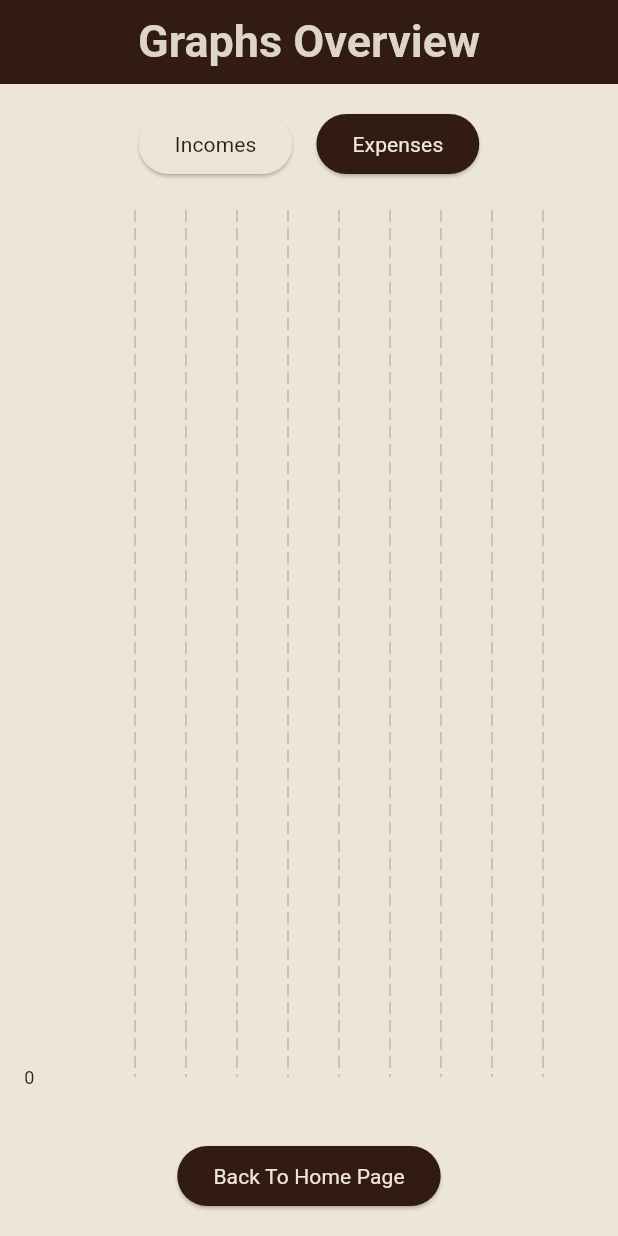
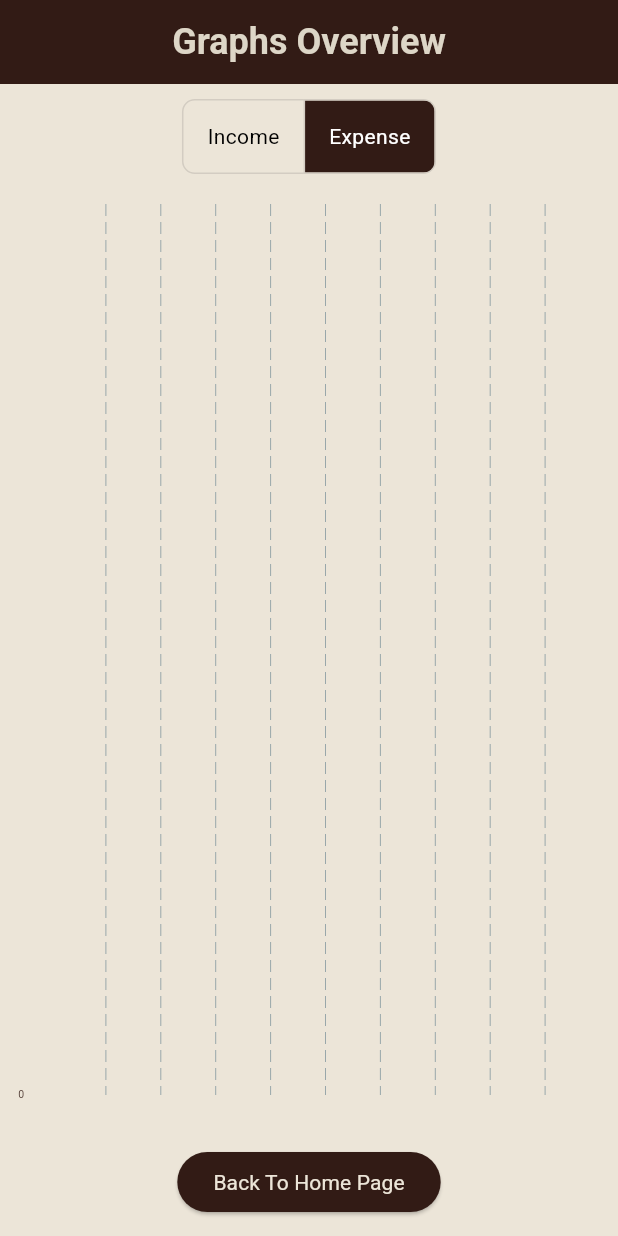
Before and after one commit to Ismail-Saud/ExpenseTracker, a Flutter app: the screen it shows once a user with an empty profile is signed in, after a tap on "View Bar Graph", on a phone screen of 412 x 824 dp. Run offline on Flutter 3.47's test engine with Material 3 defaults, Android fonts, the phone set to English and light mode, and no system bars; drawn by our look-alikes of fl_chart; our stand-ins replace cloud_firestore, firebase_auth, firebase_core; accounts and stored records are empty; generated files the repository leaves out were written again; statements that could not run were skipped.

Commit message:
little updates

```diff
--- a/lib/graphpage.dart
+++ b/lib/graphpage.dart
@@ -1,7 +1,7 @@
 import 'package:flutter/material.dart';
 import 'package:fl_chart/fl_chart.dart';
 
-class GraphsPage extends StatelessWidget {
+class GraphsPage extends StatefulWidget {
   final Map<String, double> incomeCategoryTotals;
   final Map<String, double> expenseCategoryTotals;
 
@@ -12,104 +12,65 @@ class GraphsPage extends StatelessWidget {
   });
 
   @override
+  State<GraphsPage> createState() => _GraphsPageState();
+}
+
+class _GraphsPageState extends State<GraphsPage> {
+  bool showIncome = false;
+
+  @override
   Widget build(BuildContext context) {
+    final data = showIncome
+        ? widget.incomeCategoryTotals
+        : widget.expenseCategoryTotals;
+
+    final categories = data.keys.toList();
+    final values = data.values.toList();
+
     return Scaffold(
       appBar: AppBar(
-        automaticallyImplyLeading: false,
-        title: Center(
-          child: const Text(
+        title: const Center(
+          child: Text(
             "Graphs Overview",
             style: TextStyle(
-              fontSize: 30,
+              fontSize: 24,
               fontWeight: FontWeight.bold,
               color: Color.fromARGB(255, 221, 214, 199),
             ),
           ),
         ),
-        backgroundColor: Color(0xFF321B15),
+        backgroundColor: const Color(0xFF321B15),
+        automaticallyImplyLeading: false,
       ),
-      body: Padding(
-        padding: const EdgeInsets.all(16.0),
-        child: IncomeExpenseBarChart(
-          incomeCategoryTotals: incomeCategoryTotals,
-          expenseCategoryTotals: expenseCategoryTotals,
-        ),
-      ),
-    );
-  }
-}
-
-class IncomeExpenseBarChart extends StatefulWidget {
-  final Map<String, double> incomeCategoryTotals;
-  final Map<String, double> expenseCategoryTotals;
-
-  const IncomeExpenseBarChart({
-    super.key,
-    required this.incomeCategoryTotals,
-    required this.expenseCategoryTotals,
-  });
-
-  @override
-  State<IncomeExpenseBarChart> createState() => _IncomeExpenseBarChartState();
-}
-
-class _IncomeExpenseBarChartState extends State<IncomeExpenseBarChart> {
-  bool showIncome = false;
-
-  @override
-  Widget build(BuildContext context) {
-    final Map<String, double> displayData =
-        showIncome ? widget.incomeCategoryTotals : widget.expenseCategoryTotals;
-
-    final List<String> categories = displayData.keys.toList();
-    final List<double> values = displayData.values.toList();
-
-    return Column(
+      body: Column(
         children: [
-        Row(
-          mainAxisAlignment: MainAxisAlignment.center,
-          children: [
-            ElevatedButton(
-              onPressed: () {
+          const SizedBox(height: 10),
+          ToggleButtons(
+            isSelected: [showIncome, !showIncome],
+            onPressed: (index) {
               setState(() {
-                  showIncome = true;
+                showIncome = index == 0;
               });
             },
-              style: ElevatedButton.styleFrom(
-                backgroundColor:
-                    showIncome
-                        ? const Color(0xFF321B15)
-                        : const Color(0xFFECE5D8),
-                foregroundColor:
-                    showIncome
-                        ? const Color(0xFFECE5D8)
-                        : const Color(0xFF321B15),
+            selectedColor: Colors.white,
+            color: Colors.black,
+            fillColor: const Color(0xFF321B15),
+            borderRadius: BorderRadius.circular(8),
+            children: const [
+              Padding(
+                padding: EdgeInsets.symmetric(horizontal: 16.0),
+                child: Text("Income"),
               ),
-              child: const Text("Incomes"),
-            ),
-            const SizedBox(width: 16),
-            ElevatedButton(
-              onPressed: () {
-                setState(() {
-                  showIncome = false;
-                });
-              },
-              style: ElevatedButton.styleFrom(
-                backgroundColor:
-                    !showIncome
-                        ? const Color(0xFF321B15)
-                        : const Color(0xFFECE5D8),
-                foregroundColor:
-                    !showIncome
-                        ? const Color(0xFFECE5D8)
-                        : const Color(0xFF321B15),
-              ),
-              child: const Text("Expenses"),
+              Padding(
+                padding: EdgeInsets.symmetric(horizontal: 16.0),
+                child: Text("Expense"),
               ),
             ],
           ),
           const SizedBox(height: 20),
           Expanded(
+            child: Padding(
+              padding: const EdgeInsets.symmetric(horizontal: 12.0),
               child: BarChart(
                 BarChartData(
                   barGroups: [
@@ -120,7 +81,7 @@ class _IncomeExpenseBarChartState extends State<IncomeExpenseBarChart> {
                           BarChartRodData(
                             toY: values[i],
                             color: showIncome ? Colors.green : Colors.red,
-                        width: 22,
+                            width: 20,
                             borderRadius: BorderRadius.circular(4),
                           ),
                         ],
@@ -130,7 +91,6 @@ class _IncomeExpenseBarChartState extends State<IncomeExpenseBarChart> {
                     bottomTitles: AxisTitles(
                       sideTitles: SideTitles(
                         showTitles: true,
-                    reservedSize: 42,
                         getTitlesWidget: (value, meta) {
                           int index = value.toInt();
                           if (index < categories.length) {
@@ -139,7 +99,6 @@ class _IncomeExpenseBarChartState extends State<IncomeExpenseBarChart> {
                               child: Text(
                                 categories[index],
                                 style: const TextStyle(fontSize: 10),
-                            textAlign: TextAlign.center,
                               ),
                             );
                           }
@@ -151,26 +110,23 @@ class _IncomeExpenseBarChartState extends State<IncomeExpenseBarChart> {
                       sideTitles: SideTitles(
                         showTitles: true,
                         getTitlesWidget: (value, meta) {
-                      return Text(
-                        value.toInt().toString(),
-                        style: const TextStyle(fontSize: 12),
-                      );
+                          return Text(value.toInt().toString(),
+                              style: const TextStyle(fontSize: 7));
                         },
-                    reservedSize: 40,
                       ),
                     ),
-                topTitles: AxisTitles(
-                  sideTitles: SideTitles(showTitles: false),
-                ),
-                rightTitles: AxisTitles(
-                  sideTitles: SideTitles(showTitles: false),
-                ),
+                    topTitles:
+                        AxisTitles(sideTitles: SideTitles(showTitles: false)),
+                    rightTitles:
+                        AxisTitles(sideTitles: SideTitles(showTitles: false)),
                   ),
                   gridData: FlGridData(show: true),
                   borderData: FlBorderData(show: false),
                 ),
               ),
             ),
+          ),
+          const SizedBox(height: 12),
           ElevatedButton(
             onPressed: () {
               Navigator.pushNamed(context, "/homepage");
@@ -179,9 +135,11 @@ class _IncomeExpenseBarChartState extends State<IncomeExpenseBarChart> {
               backgroundColor: const Color(0xFF321B15),
               foregroundColor: const Color(0xFFECE5D8),
             ),
-          child: Text("Back To Home Page"),
+            child: const Text("Back To Home Page"),
           ),
+          const SizedBox(height: 12),
         ],
+      ),
     );
   }
 }
--- a/lib/signuppage.dart
+++ b/lib/signuppage.dart
@@ -33,7 +33,6 @@ class _SignupPageState extends State<SignupPage> {
         ScaffoldMessenger.of(context).showSnackBar(
           SnackBar(content: Text('Signup successful! Please log in.')),
         );
-
         Navigator.pushReplacementNamed(context, '/login');
       } else {
         ScaffoldMessenger.of(context).showSnackBar(
```
Also changed, not shown: 1 other file. Lines whose indentation alone changed are shown as unchanged.
